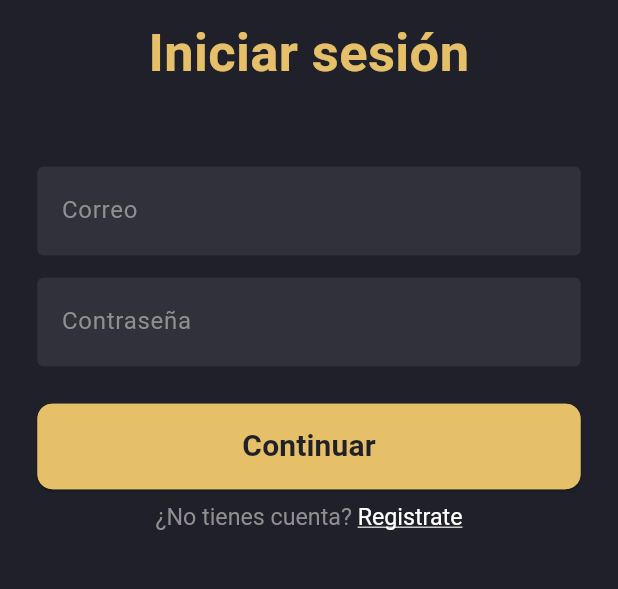
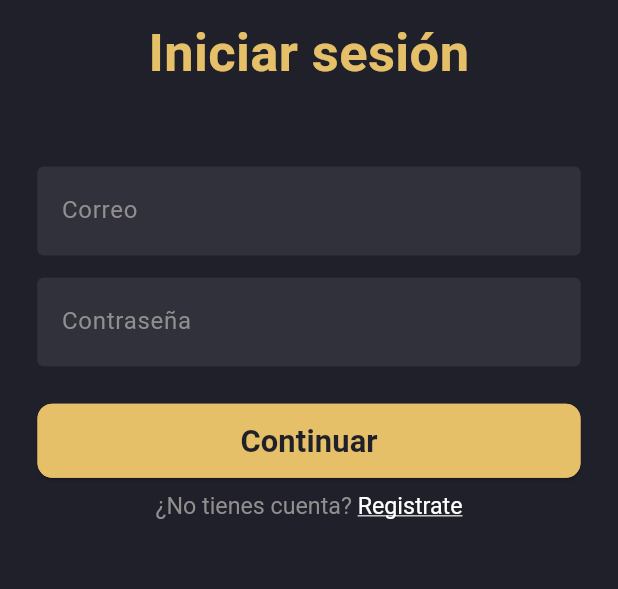
Before and after one commit to Jsrodriguez03/Frontend-DiccionarioKMovil, a Flutter app: the screen it shows after launch, after a tap on "Iniciar Sesión", on a phone screen of 412 x 824 dp, the part 426-1015 px from its top. Run offline on Flutter 3.47's test engine with Material 2 defaults, Android fonts, the phone set to English and light mode, and no system bars; our stand-ins replace audioplayers, carousel_slider, get; missing offline and left inert: animation_search_bar; network calls fail.

Commit message:
Arreglando Responsive de Welcome

```diff
--- a/lib/ui/pages/Login/login_in.dart
+++ b/lib/ui/pages/Login/login_in.dart
@@ -22,6 +22,7 @@ class _LoginInState extends State<LoginIn> {
   Widget build(BuildContext context) {
     AppTheme theme = AppTheme();
     double screenWidth = MediaQuery.of(context).size.width;
+    double screenHeight = MediaQuery.of(context).size.height;
     String? message = "";
 
     final TextEditingController emailController = TextEditingController();
@@ -94,10 +95,10 @@ class _LoginInState extends State<LoginIn> {
                           APIService.login(loginModel).then((response) => {
                                 if (response.status == "FOUND")
                                   Get.toNamed("/homeCategory")
-                                else
-                                  setState(() {
-                                    message = response.error;
-                                  })
+                                // else
+                                //   setState(() {
+                                //     message = response.error;
+                                //   })
                               });
                         },
                       ),
--- a/lib/ui/pages/Welcome/welcome.dart
+++ b/lib/ui/pages/Welcome/welcome.dart
@@ -19,27 +19,26 @@ class Welcome extends StatelessWidget {
       body: Column(
         mainAxisAlignment: MainAxisAlignment.center,
         children: [
-          Logo(heigth: screenHeigth * 0.15),
-          SizedBox(height: screenHeigth * 0.05),
+          Logo(heigth: screenHeigth * 0.14),
+          SizedBox(height: screenHeigth * 0.03),
           TextWelcome(
-            size: 25,
-            title: "¿Quieres aprender la lengua kankuama?",
+            size: screenHeigth * 0.035,
+            title: "¿Quieres aprender la \n lengua kankuama?",
             colorText: appTheme.color("secondary"),
           ),
           const SizedBox(height: 5),
           TextWelcome(
-            size: 17,
+            size: screenHeigth * 0.02,
             title: "Explora nuestro diccionario \n kankuamo",
             colorText: appTheme.color("third"),
           ),
           const SizedBox(height: 40),
           const CardWelcome(),
-          SizedBox(height: screenHeigth * 0.07),
+          SizedBox(height: screenHeigth * 0.05),
           CustomElevatedButton(
             buttonText: "Iniciar Sesión",
             borderRadius: 50,
             width: 0.6,
-            heigth: 50,
             onPressed: () {
               Get.toNamed("/login-in");
             },
--- a/lib/ui/widgets/Buttoms/custom_elevation_buttom.dart
+++ b/lib/ui/widgets/Buttoms/custom_elevation_buttom.dart
@@ -3,7 +3,7 @@ import 'package:flutter/material.dart';
 class CustomElevatedButton extends StatelessWidget {
   final String buttonText;
   final VoidCallback? onPressed;
-  final double borderRadius, width, heigth, size;
+  final double borderRadius, width, heigth;
   final Color colorButtom, colorText;
 
   const CustomElevatedButton({
@@ -15,12 +15,12 @@ class CustomElevatedButton extends StatelessWidget {
     this.heigth = 57,
     this.colorButtom = const Color(0xFFE6C068),
     this.colorText = const Color(0xFF1F2029),
-    this.size = 20,
   });
 
   @override
   Widget build(BuildContext context) {
     double screenWidth = MediaQuery.of(context).size.width;
+    double screenHeight = MediaQuery.of(context).size.height;
 
     return ElevatedButton(
       onPressed: onPressed,
@@ -30,13 +30,13 @@ class CustomElevatedButton extends StatelessWidget {
           side: BorderSide(width: 1, color: colorButtom),
           borderRadius: BorderRadius.circular(borderRadius),
         ),
-        minimumSize: Size(screenWidth * width, heigth),
+        minimumSize: Size(screenWidth * width, screenHeight * 0.06),
       ),
       child: Text(
         buttonText,
         style: TextStyle(
           color: colorText,
-          fontSize: size,
+          fontSize: screenHeight * 0.025,
           fontFamily: 'Roboto',
           fontWeight: FontWeight.w700,
         ),
--- a/lib/ui/widgets/WidgetsProfile/Administration/administration.dart
+++ b/lib/ui/widgets/WidgetsProfile/Administration/administration.dart
@@ -31,7 +31,7 @@ class Administration extends StatelessWidget {
           colorButtom: appTheme.color("fourth"),
           colorText: Colors.white,
           borderRadius: 20,
-          size: 17,
+          // size: 17,
           buttonText: "Gestionar Usuarios",
           onPressed: () {
             Get.toNamed("/manage-user");
@@ -40,7 +40,7 @@ class Administration extends StatelessWidget {
         const SizedBox(height: 10),
         CustomElevatedButton(
           borderRadius: 20,
-          size: 17,
+          // size: 17,
           buttonText: "Gestionar Palabras",
           onPressed: () {
             Get.toNamed("/manage-word");
--- a/lib/ui/widgets/WidgetsWelcome/card_welcome.dart
+++ b/lib/ui/widgets/WidgetsWelcome/card_welcome.dart
@@ -8,12 +8,14 @@ class CardWelcome extends StatelessWidget {
 
   @override
   Widget build(BuildContext context) {
+    double screenWidth = MediaQuery.of(context).size.width;
+    double screenHeigth = MediaQuery.of(context).size.height;
     return SizedBox(
-      width: 257,
-      height: 300,
+      width: screenWidth * 0.8,
+      height: screenHeigth * 0.425,
       child: Container(
-        width: 257,
-        height: 300,
+        width: screenWidth * 0.8,
+        height: screenHeigth * 0.425,
         decoration: BoxDecoration(
           color: const Color(0xFF2B2E38),
           borderRadius: BorderRadius.circular(40),
@@ -21,15 +23,15 @@ class CardWelcome extends StatelessWidget {
         child: Stack(
           children: [
             //Texto
-            const Positioned(
-              left: 28,
-              top: 195,
+            Positioned(
+              left: screenWidth * 0.075,
+              top: screenHeigth * 0.28,
               child: SizedBox(
-                width: 198,
+                width: screenWidth * 0.66,
                 child: Texto(
-                  title: 'Tenemos todas las palabras que deseas aprender',
+                  title: 'Tenemos todas las \npalabras que deseas\n aprender',
                   colorText: Colors.white,
-                  size: 20,
+                  size: screenHeigth * 0.028,
                   fontWeight: FontWeight.w700,
                 ),
               ),
@@ -40,8 +42,8 @@ class CardWelcome extends StatelessWidget {
                 top: Radius.circular(40),
               ),
               child: SizedBox(
-                height: 180,
-                width: 1000,
+                height: screenHeigth * 0.26,
+                width: screenWidth,
                 child: Image.asset("assets/AllCategorys.png", fit: BoxFit.fill),
               ),
             ),
```
